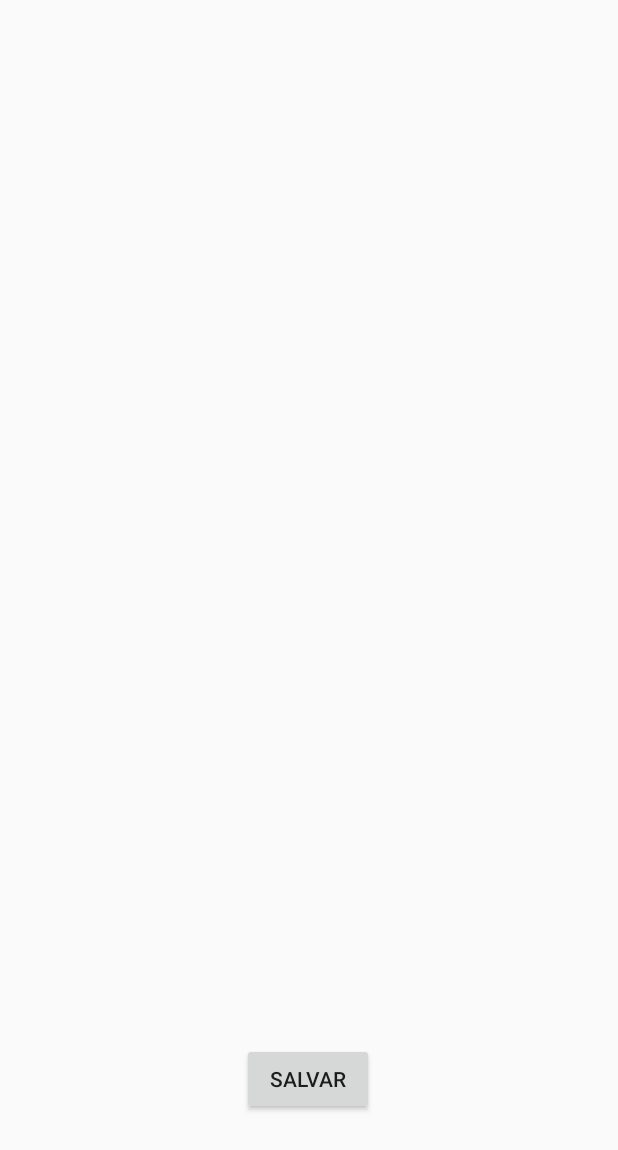
After one commit to JeanSilvaCWB/AppLaboratorioPessoal, an Android app: the layout fragment_osciloscopio.xml on its own in the app's theme, with its tools: preview values and no code run, on a phone screen of 412 x 824 dp. The commit adds this screen. Shown: the top 1150 px of the screen. Run offline under Robolectric (Android 15) with nearby library versions, the phone set to English and light mode, and no system bars.

Commit message:
Criação da OsciloscopioFragment.

```diff
--- /dev/null
+++ b/app/src/main/res/layout/fragment_osciloscopio.xml
@@ -0,0 +1,39 @@
+<?xml version="1.0" encoding="utf-8"?>
+<FrameLayout xmlns:android="http://schemas.android.com/apk/res/android"
+    xmlns:app="http://schemas.android.com/apk/res-auto"
+    xmlns:tools="http://schemas.android.com/tools"
+    android:layout_width="match_parent"
+    android:layout_height="match_parent"
+    tools:context=".View.OsciloscopioFragment">
+
+    <androidx.constraintlayout.widget.ConstraintLayout
+        android:layout_width="match_parent"
+        android:layout_height="match_parent">
+
+
+        <Button
+            android:id="@+id/btnSalvar"
+            android:layout_width="wrap_content"
+            android:layout_height="wrap_content"
+            android:text="Salvar"
+            app:layout_constraintBottom_toBottomOf="parent"
+            app:layout_constraintEnd_toEndOf="parent"
+            app:layout_constraintHorizontal_bias="0.498"
+            app:layout_constraintStart_toStartOf="parent"
+            app:layout_constraintTop_toTopOf="parent"
+            app:layout_constraintVertical_bias="0.896" />
+
+        <TextView
+            android:id="@+id/textViewTeste"
+            android:layout_width="wrap_content"
+            android:layout_height="wrap_content"
+            android:text=""
+            android:textSize="45dp"
+            android:textColor="@android:color/black"
+            app:layout_constraintBottom_toBottomOf="parent"
+            app:layout_constraintEnd_toEndOf="parent"
+            app:layout_constraintStart_toStartOf="parent"
+            app:layout_constraintTop_toTopOf="parent" />
+    </androidx.constraintlayout.widget.ConstraintLayout>
+
+</FrameLayout>
```
Also changed, not shown: app/src/main/java/com/example/applaboratoriopessoal/View/MenuFragment.java (+10 -2 lines), app/src/main/java/com/example/applaboratoriopessoal/View/OsciloscopioFragment.java (added, +84 -0 lines), app/src/main/res/layout/fragment_menu.xml (+12 -2 lines).
